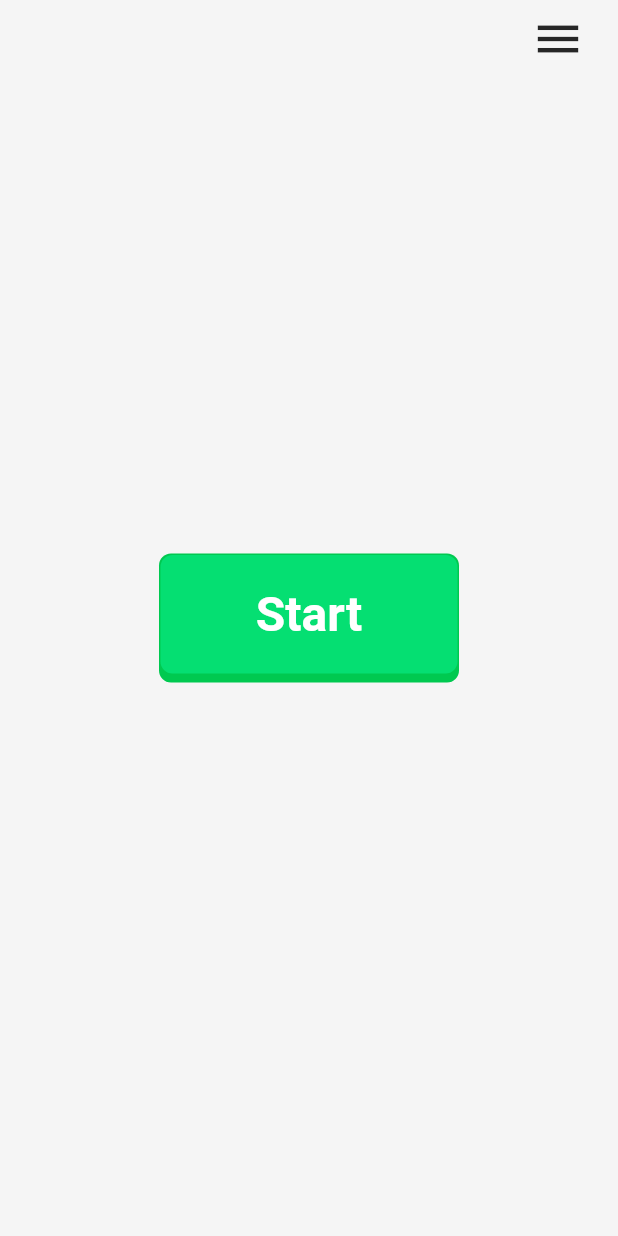
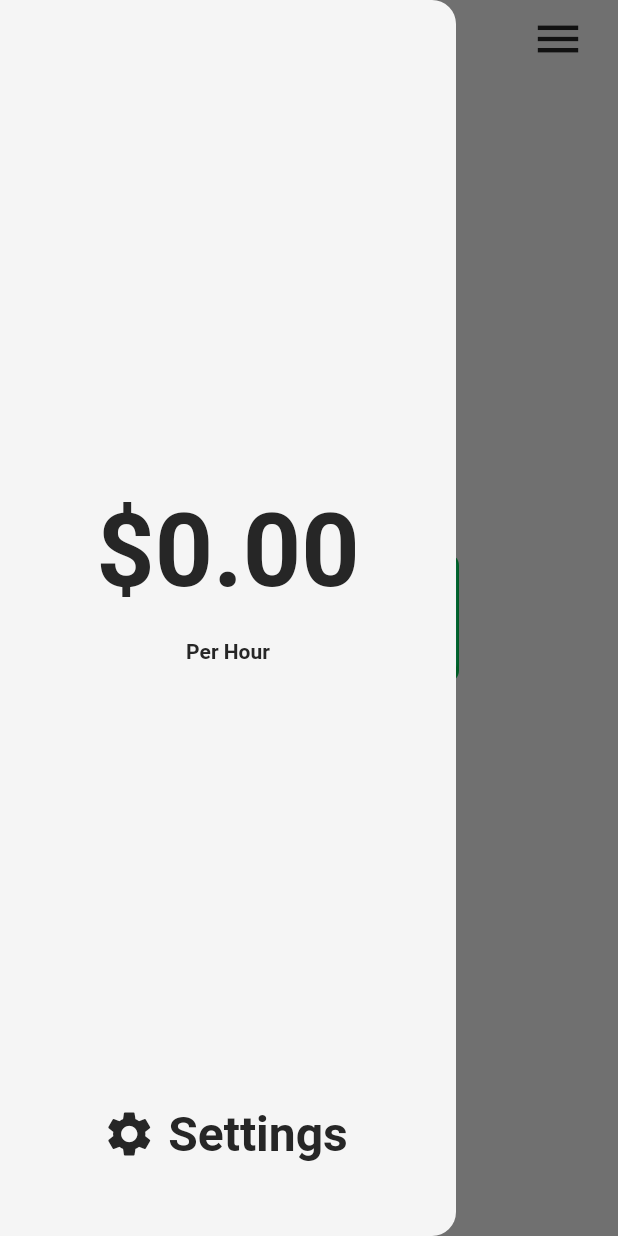
Before and after one commit to dustij/time_is_money, a Flutter app: the screen it shows after launch, with the side drawer open (before the commit the screen has no drawer), on a phone screen of 412 x 824 dp. Run offline on Flutter 3.47's test engine with Material 3 defaults, Android fonts, the light colour scheme and no system bars; our stand-ins replace flutter_hooks, flutter_riverpod, hooks_riverpod, riverpod_annotation; generated files the repository leaves out were written again.

Commit message:
drawer with hourly rate

```diff
--- a/lib/state/app_timer.dart
+++ b/lib/state/app_timer.dart
@@ -25,6 +25,7 @@ class AppTimer extends _$AppTimer {
 
     _timer = Timer.periodic(const Duration(milliseconds: 500), (_) {
       final hourlyRate = ref.read(hourlyRateProvider);
+      print(hourlyRate);
       final amount = calculateRatePerSecond(hourlyRate);
       ref.read(currentDollarsProvider.notifier).incrementBy(amount);
     });
--- a/lib/state/hourly_rate.dart
+++ b/lib/state/hourly_rate.dart
@@ -4,11 +4,11 @@ part "hourly_rate.g.dart";
 
 /// - To regenerate code, run:
 ///   `dart run build_runner build --delete-conflicting-outputs`.
-@riverpod
+@Riverpod(keepAlive: true)
 class HourlyRate extends _$HourlyRate {
   @override
   double build() {
-    return 60;
+    return 0;
   }
 
   void set(double newRate) {
--- a/lib/ui/theme/app_theme.dart
+++ b/lib/ui/theme/app_theme.dart
@@ -7,7 +7,7 @@ ThemeData appTheme = ThemeData(
   colorScheme: const ColorScheme(
     brightness: Brightness.light,
     primary: TailwindColors.green400,
-    onPrimary: TailwindColors.green500,
+    onPrimary: Colors.white,
     secondary: TailwindColors.green200,
     onSecondary: TailwindColors.green500,
     tertiary: TailwindColors.blue400,
--- a/lib/ui/views/layout.dart
+++ b/lib/ui/views/layout.dart
@@ -1,15 +1,35 @@
 import "package:flutter/material.dart";
+import "package:flutter/services.dart";
 
-import "package:time_is_money/ui/theme/tailwind_colors.dart";
+import "package:flutter_hooks/flutter_hooks.dart";
+import "package:hooks_riverpod/hooks_riverpod.dart";
 
-class Layout extends StatelessWidget {
+import "package:time_is_money/state/hourly_rate.dart";
+
+class Layout extends HookConsumerWidget {
   final Widget child;
   const Layout({super.key, required this.child});
 
   @override
-  Widget build(BuildContext context) {
+  Widget build(BuildContext context, WidgetRef ref) {
+    final hourlyRate = ref.watch(hourlyRateProvider);
+    final themeColors = Theme.of(context).colorScheme;
+    final isEditingHourly = useState(false);
+    final focusNode = useFocusNode();
+    final controller = useTextEditingController(
+      text: hourlyRate.toStringAsFixed(2),
+    );
+
+    useEffect(() {
+      if (isEditingHourly.value) {
+        Future.microtask(() => focusNode.requestFocus());
+      }
+      return null;
+    }, [isEditingHourly.value]);
+
     return Scaffold(
-      body: Stack(
+      body: Builder(
+        builder: (context) => Stack(
           children: [
             Positioned(
               top: 0,
@@ -20,7 +40,7 @@ class Layout extends StatelessWidget {
                   child: Hero(
                     tag: "menu button",
                     child: TextButton.icon(
-                    onPressed: () {},
+                      onPressed: () => Scaffold.of(context).openDrawer(),
                       label: const Icon(Icons.menu, size: 36),
                       style: TextButton.styleFrom(
                         iconColor: Theme.of(context).colorScheme.outline,
@@ -36,6 +56,106 @@ class Layout extends StatelessWidget {
             SafeArea(child: child),
           ],
         ),
+      ),
+      drawer: Drawer(
+        child: GestureDetector(
+          behavior: HitTestBehavior.translucent,
+          onTap: () {
+            if (isEditingHourly.value) {
+              isEditingHourly.value = false;
+            }
+          },
+          child: Padding(
+            padding: const EdgeInsets.symmetric(horizontal: 16, vertical: 40),
+            child: Column(
+              children: [
+                Expanded(
+                  child: Column(
+                    mainAxisAlignment: MainAxisAlignment.center,
+                    spacing: 16,
+                    children: [
+                      GestureDetector(
+                        onTap: () {
+                          if (!isEditingHourly.value) {
+                            isEditingHourly.value = true;
+                          }
+                        },
+                        child: !isEditingHourly.value
+                            ? Text(
+                                "\$${hourlyRate.toStringAsFixed(2)}",
+                                style: Theme.of(context).textTheme.headlineLarge
+                                    ?.copyWith(
+                                      color: themeColors.outline,
+                                      fontSize: 68,
+                                    ),
+                              )
+                            : TextField(
+                                controller: controller,
+                                focusNode: focusNode,
+                                keyboardType:
+                                    const TextInputType.numberWithOptions(
+                                      decimal: true,
+                                    ),
+                                inputFormatters: [
+                                  FilteringTextInputFormatter.allow(
+                                    RegExp(r"^\d*\.?\d{0,2}"),
+                                  ),
+                                ],
+                                textAlign: TextAlign.center,
+                                style: Theme.of(context).textTheme.headlineLarge
+                                    ?.copyWith(
+                                      color: themeColors.outline,
+                                      fontSize: 68,
+                                    ),
+                                onSubmitted: (newValue) {
+                                  ref
+                                      .read(hourlyRateProvider.notifier)
+                                      .set(double.parse(newValue));
+                                  isEditingHourly.value = false;
+                                },
+                              ),
+                      ),
+                      !isEditingHourly.value
+                          ? Text(
+                              "Per Hour",
+                              style: Theme.of(context).textTheme.headlineLarge
+                                  ?.copyWith(
+                                    color: themeColors.outline,
+                                    fontSize: 14,
+                                  ),
+                            )
+                          : Text(
+                              "Enter a new rate",
+                              style: Theme.of(context).textTheme.headlineLarge
+                                  ?.copyWith(
+                                    color: themeColors.outline,
+                                    fontSize: 14,
+                                  ),
+                            ),
+                    ],
+                  ),
+                ),
+                TextButton.icon(
+                  icon: const Icon(Icons.settings, size: 36),
+                  label: Text(
+                    "Settings",
+                    style: Theme.of(context).textTheme.headlineLarge?.copyWith(
+                      color: themeColors.outline,
+                    ),
+                  ),
+                  style: TextButton.styleFrom(
+                    foregroundColor: themeColors.outline,
+                  ),
+                  onPressed: () {},
+                ),
+              ],
+            ),
+          ),
+        ),
+      ),
+      onDrawerChanged: (isOpened) {
+        if (!isOpened) isEditingHourly.value = false;
+      },
     );
   }
 }
--- a/lib/ui/widgets/custom_button.dart
+++ b/lib/ui/widgets/custom_button.dart
@@ -30,7 +30,7 @@ class _CustomButtonState extends State<CustomButton> {
     final colors = Theme.of(context).colorScheme;
 
     final outlineColor = switch (widget.color) {
-      Variant.green => colors.onPrimary,
+      Variant.green => colors.onSecondary,
       Variant.red => colors.onError,
       Variant.blue => colors.onTertiary,
     };
```
Also changed, not shown: lib/state/app_timer.g.dart, lib/state/current_dollars.g.dart, lib/state/hourly_rate.g.dart. Lines whose indentation alone changed are shown as unchanged.
